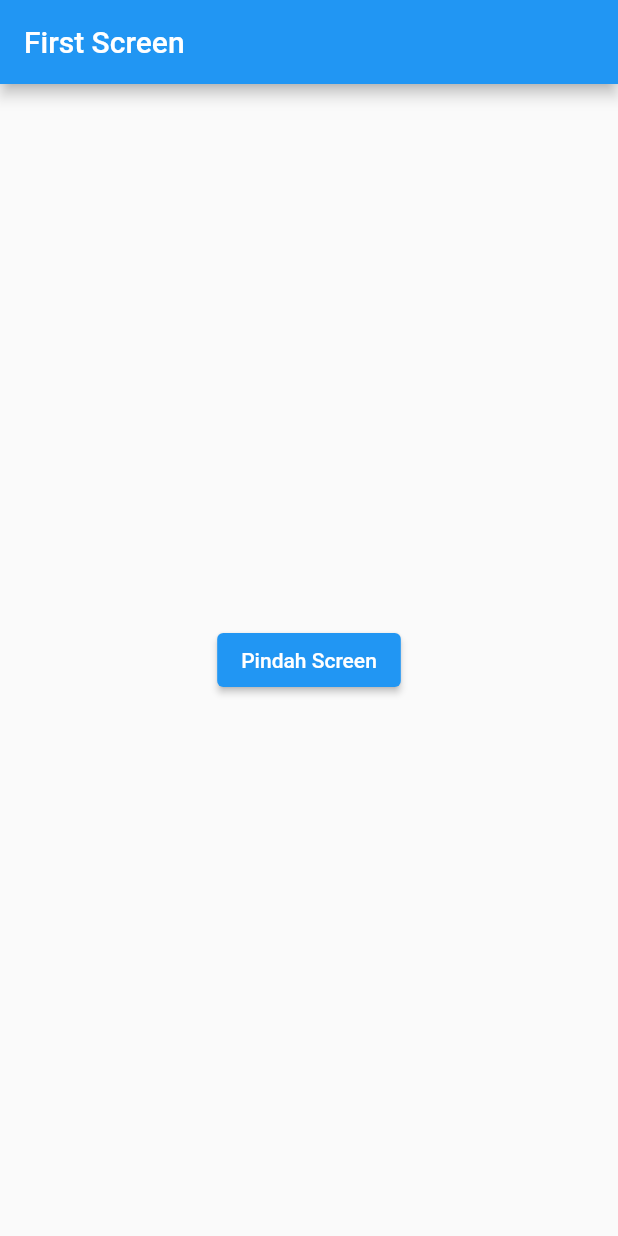
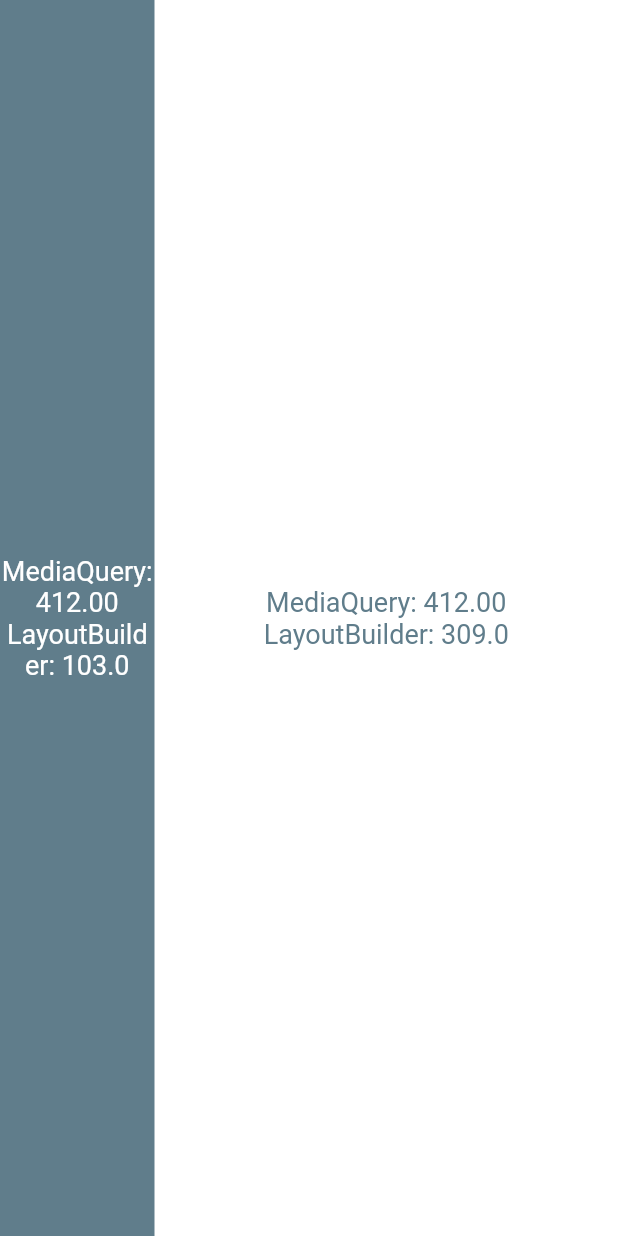
Before and after one commit to Rifqips/BelajarMembuatAplikasiFlutteruntukPemula, a Flutter app: the screen it shows after launch, on a phone screen of 412 x 824 dp. Run offline on Flutter 3.47's test engine with Material 2 defaults, Android fonts, the phone set to English and light mode, and no system bars.

Commit message:
refactor
layout builder flutter

```diff
--- a/lib/main.dart
+++ b/lib/main.dart
@@ -22,48 +22,64 @@ class FirstScreen extends StatelessWidget {
 
   @override
   Widget build(BuildContext context) {
+    Size screenSize = MediaQuery.of(context).size;
+
     return Scaffold(
-      appBar: AppBar(
-        title: const Text('First Screen'),
-      ),
-      body: Center(
-        child: ElevatedButton(
-          child: const Text("Pindah Screen"),
-          onPressed: () {
-            Navigator.push(context, MaterialPageRoute(builder: (context) {
-              return SecondScreen(message);
-            }));
-          },
-        ),
+      backgroundColor: Colors.blueGrey,
+      body: Row(
+        children: [
+          Expanded(
+            child: LayoutBuilder(
+              builder: (BuildContext context, BoxConstraints constraints) {
+                return Column(
+                  mainAxisAlignment: MainAxisAlignment.center,
+                  crossAxisAlignment: CrossAxisAlignment.stretch,
+                  children: [
+                    Text(
+                      'MediaQuery: ${screenSize.width.toStringAsFixed(2)}',
+                      style: const TextStyle(color: Colors.white, fontSize: 18),
+                      textAlign: TextAlign.center,
+                    ),
+                    Text(
+                      'LayoutBuilder: ${constraints.maxWidth}',
+                      style: const TextStyle(color: Colors.white, fontSize: 18),
+                      textAlign: TextAlign.center,
+                    ),
+                  ],
+                );
+              },
+            ),
+          ),
+          Expanded(
+            flex: 3,
+            child: LayoutBuilder(
+              builder: (BuildContext context, BoxConstraints constraints) {
+                return Container(
+                  color: Colors.white,
+                  child: Column(
+                    mainAxisAlignment: MainAxisAlignment.center,
+                    crossAxisAlignment: CrossAxisAlignment.stretch,
+                    children: [
+                      Text(
+                        'MediaQuery: ${screenSize.width.toStringAsFixed(2)}',
+                        style: const TextStyle(
+                            color: Colors.blueGrey, fontSize: 18),
+                        textAlign: TextAlign.center,
+                      ),
+                      Text(
+                        'LayoutBuilder: ${constraints.maxWidth}',
+                        style: const TextStyle(
+                            color: Colors.blueGrey, fontSize: 18),
+                        textAlign: TextAlign.center,
+                      ),
+                    ],
+                  ),
+                );
+              },
+            ),
+          ),
+        ],
       ),
     );
   }
 }
-
-class SecondScreen extends StatelessWidget {
-  final String message;
-  const SecondScreen(this.message, {Key? key}) : super(key: key);
-
-  @override
-  Widget build(BuildContext context) {
-    return Scaffold(
-      appBar: AppBar(
-        title: const Text('Second Screen'),
-      ),
-      body: Center(
-        child: Column(
-          mainAxisAlignment: MainAxisAlignment.center,
-          children: [
-            Text(message),
-            OutlinedButton(
-              child: const Text('Kembali'),
-              onPressed: () {
-                Navigator.pop(context);
-              },
-            )
-          ],
-        ),
-      ),
-    );
-  }
-}
```
